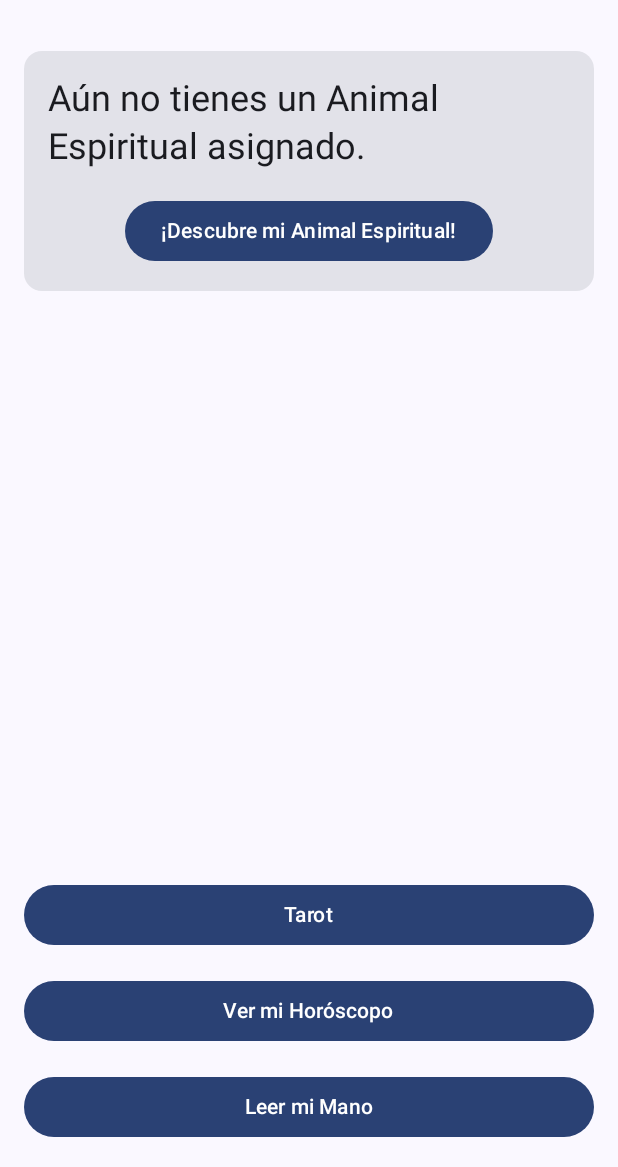
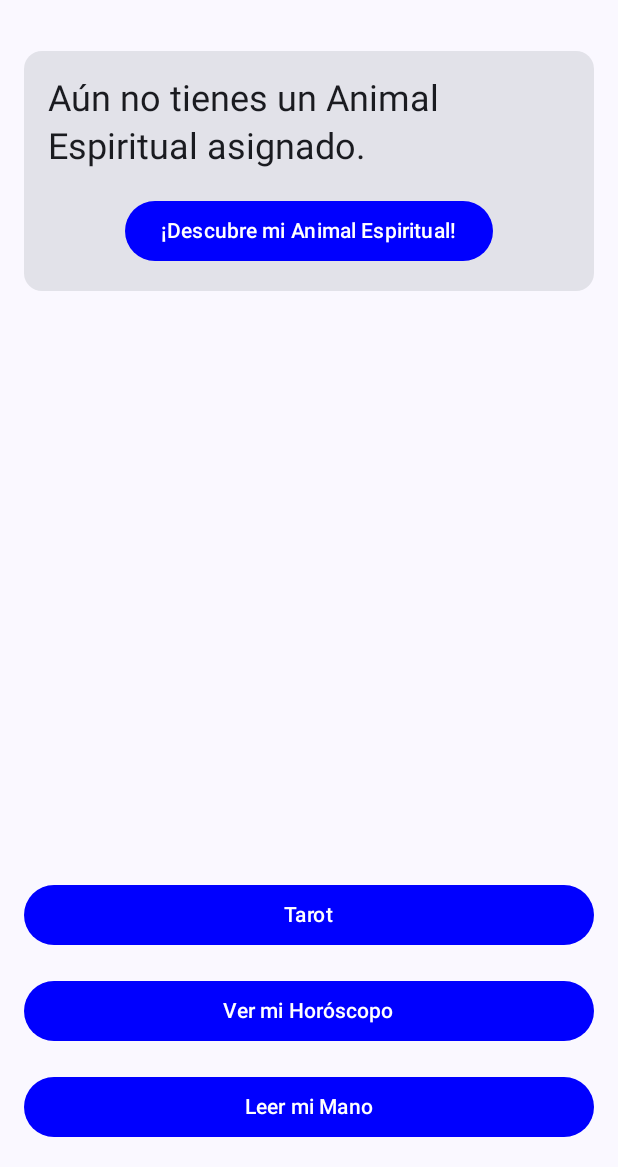
Before and after one commit to SilviaGarciaBouza/MyMagicApp, an Android app built with Jetpack Compose: the screen it shows after launch (MainActivity), on a phone screen of 412 x 824 dp, the part 69-1236 px from its top. Run offline under Robolectric (Android 15) with nearby library versions, the phone set to English and light mode, and no system bars.

Commit message:
added new

```diff
--- a/app/build.gradle.kts
+++ b/app/build.gradle.kts
@@ -51,6 +51,7 @@ dependencies {
     implementation(libs.androidx.compose.ui.tooling.preview)
     implementation(libs.androidx.compose.material3)
     implementation(libs.androidx.compose.foundation.android)
+    implementation(libs.androidx.compose.runtime.saveable)
     testImplementation(libs.junit)
     androidTestImplementation(libs.androidx.junit)
     androidTestImplementation(libs.androidx.espresso.core)
--- a/app/src/main/java/com/github/mymagicapp/ui/navigation/Screem.kt
+++ b/app/src/main/java/com/github/mymagicapp/ui/navigation/Screem.kt
@@ -7,5 +7,6 @@ sealed class Screen(val route: String) {
     data object Horoscope : Screen("horoscope")
     data object PalmReading : Screen("palm_reading")
     data object Tarot : Screen("tarot")
+    data object PlayAnimal : Screen("play_animal")
 
 }
--- a/app/src/main/java/com/github/mymagicapp/ui/screems/HomeScreem.kt
+++ b/app/src/main/java/com/github/mymagicapp/ui/screems/HomeScreem.kt
@@ -11,6 +11,7 @@ import androidx.compose.foundation.Image
 import androidx.compose.foundation.border
 import androidx.compose.foundation.shape.CircleShape
 import androidx.compose.ui.draw.clip
+import androidx.compose.ui.graphics.Color
 import androidx.compose.ui.layout.ContentScale
 import androidx.compose.ui.res.painterResource
 import com.github.mymagicapp.data.Animal
@@ -48,19 +49,21 @@ fun HomeScreen(
             ) {
                 Button(
                     onClick = onTarotClick,
-                    modifier = Modifier.fillMaxWidth()
-                ) {
+                    modifier = Modifier.fillMaxWidth(), colors = ButtonDefaults.buttonColors(Color.Blue
+                    )) {
                     Text("Tarot")
                 }
                 Button(
                     onClick = onHoroscopeClick,
-                    modifier = Modifier.fillMaxWidth()
+                    modifier = Modifier.fillMaxWidth(), colors = ButtonDefaults.buttonColors(Color.Blue
+                    )
                 ) {
                     Text("Ver mi Horóscopo")
                 }
                 Button(
                     onClick = onPalmReadingClick,
-                    modifier = Modifier.fillMaxWidth()
+                    modifier = Modifier.fillMaxWidth(),colors = ButtonDefaults.buttonColors(Color.Blue
+                    )
                 ) {
                     Text("Leer mi Mano")
                 }
@@ -108,7 +111,8 @@ fun AnimalStatus(animal: Animal?, onStartTestClick: () -> Unit) {
                     style = MaterialTheme.typography.headlineSmall
                 )
                 Spacer(modifier = Modifier.height(16.dp))
-                Button(onClick = onStartTestClick) {
+                Button(onClick = onStartTestClick, colors = ButtonDefaults.buttonColors(Color.Blue
+                )) {
                     Text("¡Descubre mi Animal Espiritual!")
                 }
             }
--- a/gradle/libs.versions.toml
+++ b/gradle/libs.versions.toml
@@ -9,6 +9,7 @@ lifecycleRuntimeKtx = "2.9.4"
 activityCompose = "1.11.0"
 composeBom = "2024.09.00"
 foundationAndroid = "1.7.0"
+runtimeSaveable = "1.9.2"
 
 [libraries]
 androidx-core-ktx = { group = "androidx.core", name = "core-ktx", version.ref = "coreKtx" }
@@ -26,6 +27,7 @@ androidx-compose-ui-test-manifest = { group = "androidx.compose.ui", name = "ui-
 androidx-compose-ui-test-junit4 = { group = "androidx.compose.ui", name = "ui-test-junit4" }
 androidx-compose-material3 = { group = "androidx.compose.material3", name = "material3" }
 androidx-compose-foundation-android = { group = "androidx.compose.foundation", name = "foundation-android", version.ref = "foundationAndroid" }
+androidx-compose-runtime-saveable = { group = "androidx.compose.runtime", name = "runtime-saveable", version.ref = "runtimeSaveable" }
 
 [plugins]
 android-application = { id = "com.android.application", version.ref = "agp" }
```
Also changed, not shown: app/src/main/java/com/github/mymagicapp/MainActivity.kt (+7 -0 lines), app/src/main/java/com/github/mymagicapp/components/MainActivity2.kt (+15 -1 lines), app/src/main/java/com/github/mymagicapp/components/MyFieldext.kt (added, +39 -0 lines), app/src/main/java/com/github/mymagicapp/components/ToggleButtons.kt (added, +32 -0 lines), app/src/main/java/com/github/mymagicapp/ui/screems/PlayAnimalsScreen.kt (added, +32 -0 lines).
